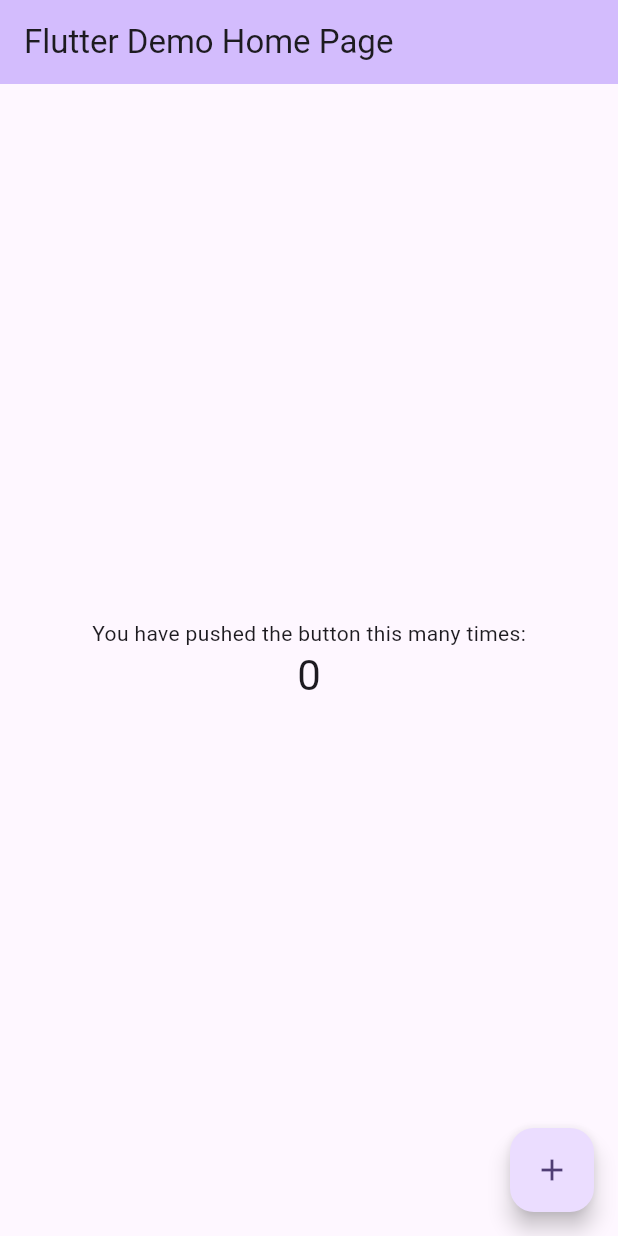
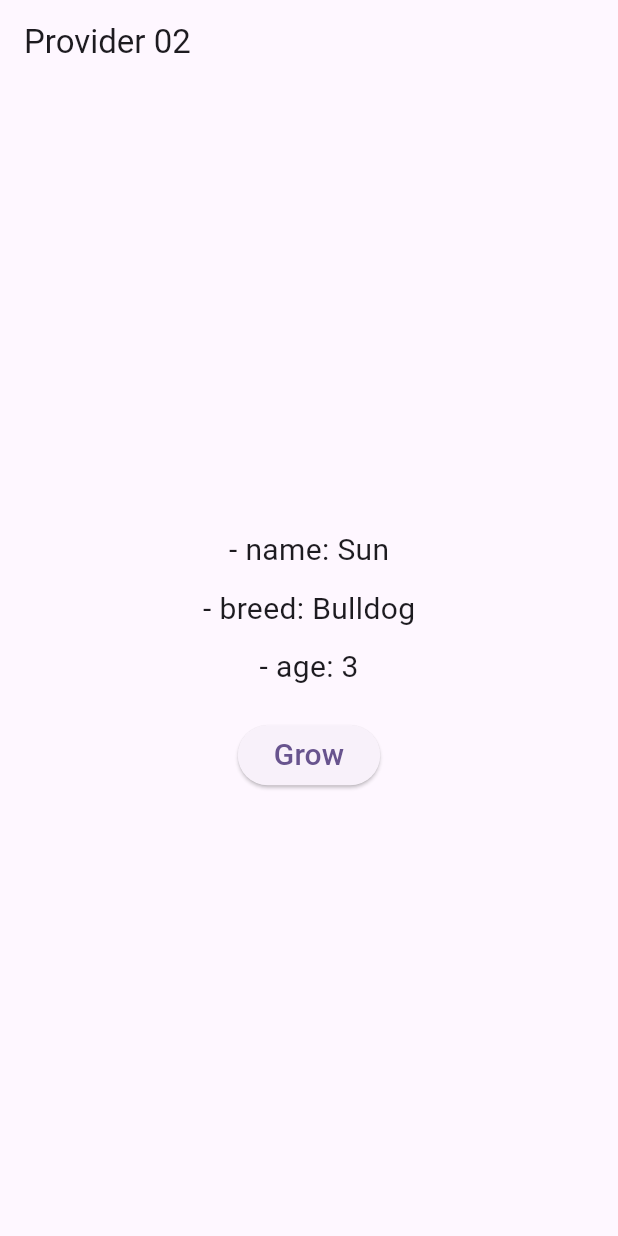
Before and after one commit to DONGL3XD/Learn_Flutter, a Flutter app: the screen it shows after launch, on a phone screen of 412 x 824 dp. Run offline on Flutter 3.47's test engine with Material 3 defaults, Android fonts, the phone set to English and light mode, and no system bars.

Commit message:
25.04.11 ~Chapter 8

```diff
--- a/analysis_options.yaml
+++ b/analysis_options.yaml
@@ -7,7 +7,7 @@
 
 # The following line activates a set of recommended lints for Flutter apps,
 # packages, and plugins designed to encourage good coding practices.
-include: package:flutter_lints/flutter.yaml
+# include: package:flutter_lints/flutter.yaml
 
 linter:
   # The lint rules applied to this project can be customized in the
--- a/lib/main.dart
+++ b/lib/main.dart
@@ -4,6 +4,9 @@
 //     "dart.previewFlutterUiGuides": true,
 
 import 'package:flutter/material.dart';
+import 'package:flutter/rendering.dart';
+import 'package:myapp/models/dog.dart';
+import 'package:provider/provider.dart';
 
 void main() {
   runApp(const MyApp());
@@ -15,63 +18,22 @@ class MyApp extends StatelessWidget {
   // This widget is the root of your application.
   @override
   Widget build(BuildContext context) {
-    return MaterialApp(
-      title: 'Flutter Demo',
-      theme: ThemeData(
-        // This is the theme of your application.
-        //
-        // TRY THIS: Try running your application with "flutter run". You'll see
-        // the application has a purple toolbar. Then, without quitting the app,
-        // try changing the seedColor in the colorScheme below to Colors.green
-        // and then invoke "hot reload" (save your changes or press the "hot
-        // reload" button in a Flutter-supported IDE, or press "r" if you used
-        // the command line to start the app).
-        //
-        // Notice that the counter didn't reset back to zero; the application
-        // state is not lost during the reload. To reset the state, use hot
-        // restart instead.
-        //
-        // This works for code too, not just values: Most code changes can be
-        // tested with just a hot reload.
-        colorScheme: ColorScheme.fromSeed(seedColor: Colors.deepPurple),
-        useMaterial3: true,
+    return Provider<Dog>(
+      create: (context) => Dog(name: 'Sun', breed: 'Bulldog', age: 3),
+      child: MaterialApp(
+        title: 'Provider02',
+        theme: ThemeData(
+          colorScheme: ColorScheme.fromSeed(seedColor: Colors.deepPurple),
+          useMaterial3: true,
+        ),
+        home: const MyHomePage(),
       ),
-      home: const MyHomePage(title: 'Flutter Demo Home Page'),
     );
   }
 }
 
-class MyHomePage extends StatefulWidget {
-  const MyHomePage({super.key, required this.title});
-
-  // This widget is the home page of your application. It is stateful, meaning
-  // that it has a State object (defined below) that contains fields that affect
-  // how it looks.
-
-  // This class is the configuration for the state. It holds the values (in this
-  // case the title) provided by the parent (in this case the App widget) and
-  // used by the build method of the State. Fields in a Widget subclass are
-  // always marked "final".
-
-  final String title;
-
-  @override
-  State<MyHomePage> createState() => _MyHomePageState();
-}
-
-class _MyHomePageState extends State<MyHomePage> {
-  int _counter = 0;
-
-  void _incrementCounter() {
-    setState(() {
-      // This call to setState tells the Flutter framework that something has
-      // changed in this State, which causes it to rerun the build method below
-      // so that the display can reflect the updated values. If we changed
-      // _counter without calling setState(), then the build method would not be
-      // called again, and so nothing would appear to happen.
-      _counter++;
-    });
-  }
+class MyHomePage extends StatelessWidget {
+  const MyHomePage({super.key});
 
   @override
   Widget build(BuildContext context) {
@@ -82,47 +44,60 @@ class _MyHomePageState extends State<MyHomePage> {
     // fast, so that you can just rebuild anything that needs updating rather
     // than having to individually change instances of widgets.
     return Scaffold(
-      appBar: AppBar(
-        // TRY THIS: Try changing the color here to a specific color (to
-        // Colors.amber, perhaps?) and trigger a hot reload to see the AppBar
-        // change color while the other colors stay the same.
-        backgroundColor: Theme.of(context).colorScheme.inversePrimary,
-        // Here we take the value from the MyHomePage object that was created by
-        // the App.build method, and use it to set our appbar title.
-        title: Text(widget.title),
-      ),
+      appBar: AppBar(title: Text("Provider 02")),
       body: Center(
-        // Center is a layout widget. It takes a single child and positions it
-        // in the middle of the parent.
         child: Column(
-          // Column is also a layout widget. It takes a list of children and
-          // arranges them vertically. By default, it sizes itself to fit its
-          // children horizontally, and tries to be as tall as its parent.
-          //
-          // Column has various properties to control how it sizes itself and
-          // how it positions its children. Here we use mainAxisAlignment to
-          // center the children vertically; the main axis here is the vertical
-          // axis because Columns are vertical (the cross axis would be
-          // horizontal).
-          //
-          // TRY THIS: Invoke "debug painting" (choose the "Toggle Debug Paint"
-          // action in the IDE, or press "p" in the console), to see the
-          // wireframe for each widget.
           mainAxisAlignment: MainAxisAlignment.center,
-          children: <Widget>[
-            const Text('You have pushed the button this many times:'),
+          mainAxisSize: MainAxisSize.min,
+          children: [
             Text(
-              '$_counter',
-              style: Theme.of(context).textTheme.headlineMedium,
+              '- name: ${Provider.of<Dog>(context).name}',
+              style: TextStyle(fontSize: 20),
             ),
+            SizedBox(height: 10),
+            BreedAndAge(),
           ],
         ),
       ),
-      floatingActionButton: FloatingActionButton(
-        onPressed: _incrementCounter,
-        tooltip: 'Increment',
-        child: const Icon(Icons.add),
-      ), // This trailing comma makes auto-formatting nicer for build methods.
     );
   }
 }
+
+class BreedAndAge extends StatelessWidget {
+  const BreedAndAge({super.key});
+
+  @override
+  Widget build(BuildContext context) {
+    return Column(
+      children: [
+        Text(
+          '- breed: ${Provider.of<Dog>(context).breed}',
+          style: TextStyle(fontSize: 20),
+        ),
+        SizedBox(height: 10),
+        Age(),
+      ],
+    );
+  }
+}
+
+class Age extends StatelessWidget {
+  const Age({super.key});
+
+  @override
+  Widget build(BuildContext context) {
+    return Column(
+      children: [
+        Text(
+          '- age: ${Provider.of<Dog>(context).age}',
+          style: TextStyle(fontSize: 20),
+        ),
+        SizedBox(height: 20),
+        ElevatedButton(
+          onPressed: () => Provider.of<Dog>(context, listen: false).grow(),
+          child: Text('Grow', style: TextStyle(fontSize: 20)),
+        ),
+      ],
+    );
+  }
+}
--- /dev/null
+++ b/lib/models/dog.dart
@@ -0,0 +1,12 @@
+class Dog {
+  final String name;
+  final String breed;
+  int age;
+
+  Dog({required this.name, required this.breed, this.age = 1});
+
+  void grow() {
+    age++;
+    print('age : $age');
+  }
+}
--- a/pubspec.yaml
+++ b/pubspec.yaml
@@ -34,6 +34,7 @@ dependencies:
   # The following adds the Cupertino Icons font to your application.
   # Use with the CupertinoIcons class for iOS style icons.
   cupertino_icons: ^1.0.8
+  provider: ^6.1.4
 
 dev_dependencies:
   flutter_test:
```
Also changed, not shown: pubspec.lock.
